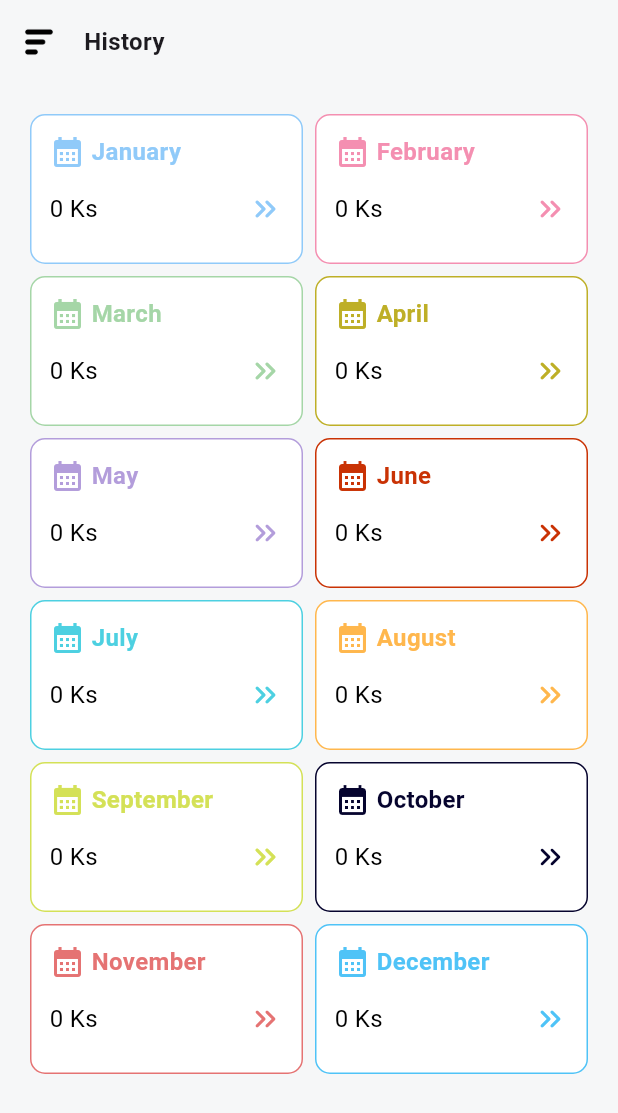
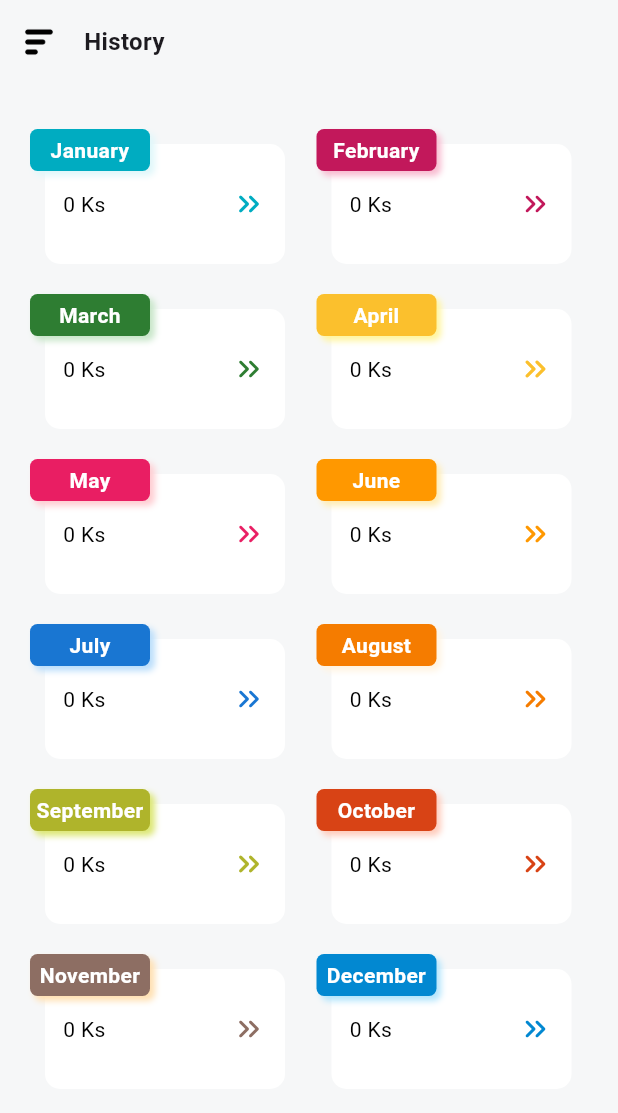
Before and after one commit to EieiKyaw28/expense_tracker, a Flutter app: the HistoryPage screen opened directly, on a phone screen of 412 x 824 dp. Shown: the top 1113 px of the screen. Run offline on Flutter 3.47's test engine with Material 3 defaults, Android fonts, the phone set to English and light mode, and no system bars; our stand-ins replace equatable, fl_chart, flutter_zoom_drawer, get, isar, lottie and 1 more; missing offline and left inert: flutter_quill; accounts and stored records are empty; generated files the repository leaves out were written again.

Commit message:
fix : month

```diff
--- a/lib/controller/chart_controller.dart
+++ b/lib/controller/chart_controller.dart
@@ -27,7 +27,7 @@ class ChartController extends GetxController {
     expenseRepo.getExpenseList(family).listen((expenses) {
       // Filter current month's expenses
       final now = DateTime.now();
-      final currentMonthExpenses = expenses.expenseList?.where((e) {
+      final currentMonthExpenses = expenses?.expenseList?.where((e) {
         return e.createdAt != null &&
             e.createdAt!.year == now.year &&
             e.createdAt!.month == now.month;
@@ -55,12 +55,12 @@ class ChartController extends GetxController {
 
         return ChartModel(
           percentage: double.tryParse(percentage.toString()) ?? 0,
-          image: searchExpenseIconBySlug(type), // optional function
-          color: searchColorBySlug(type), // optional function
+          image: searchExpenseIconBySlug(type),
+          color: searchColorBySlug(type),
         );
       }).toList();
 
-      update(); // notify UI
+      update();
     });
   }
 }
--- a/lib/controller/expense_controller.dart
+++ b/lib/controller/expense_controller.dart
@@ -28,11 +28,11 @@ class ExpenseController extends GetxController {
   Future<void> fetchExpenses({required ExpenseFamilyModel? family}) async {
     selectedFamily = family;
     expenseRepo.getExpenseList(family).listen((expense) {
-      expenseList = expense.expenseList ?? [];
+      expenseList = expense?.expenseList ?? [];
       budget = Budget(
-        id: expense.id,
-        income: expense.income,
-        createdAt: expense.createdAt,
+        id: expense?.id ?? 0,
+        income: expense?.income,
+        createdAt: expense?.createdAt,
       );
       income = budget.income ?? 0;
       double totalExpenses = expenseList.fold(
@@ -52,7 +52,7 @@ class ExpenseController extends GetxController {
     expenseRepo.getExpenseList(family).listen((expenses) {
       final Map<String, List<Expense>> grouped = {};
 
-      for (final expense in expenses.expenseList ?? []) {
+      for (final expense in expenses?.expenseList ?? []) {
         final expenseDate = expense.createdAt!;
 
         // Calculate today and yesterday
--- a/lib/domain/month/month_model.dart
+++ b/lib/domain/month/month_model.dart
@@ -15,62 +15,62 @@ class MonthModel {
 final List<MonthModel> months = [
   MonthModel(
     name: 'January',
-    lightColor: Color(0xFFE3F2FD), // Light Blue
-    darkColor: Color(0xFF90CAF9), // Darker Blue
+    lightColor: const Color(0xFFE0F7FA), // Icy Blue – Winter Chill
+    darkColor: const Color(0xFF00ACC1), // Frosty Blue
   ),
   MonthModel(
     name: 'February',
-    lightColor: Color(0xFFF8BBD0), // Pink
-    darkColor: Color(0xFFF48FB1), // Dark Pink
+    lightColor: const Color(0xFFF8BBD0), // Soft Pink – Valentine's vibe
+    darkColor: const Color(0xFFC2185B), // Deep Romantic Pink
   ),
   MonthModel(
     name: 'March',
-    lightColor: Color(0xFFC8E6C9), // Mint Green
-    darkColor: Color(0xFFA5D6A7), // Darker Mint
+    lightColor: const Color(0xFFC8E6C9), // Light Green – New growth
+    darkColor: const Color(0xFF2E7D32), // Rich Spring Green
   ),
   MonthModel(
     name: 'April',
-    lightColor: Color(0xFFFFF9C4), // Light Yellow
-    darkColor: Color.fromARGB(255, 190, 175, 39), // Yellow
+    lightColor: const Color(0xFFFFF59D), // Light Yellow – Sunshine & blossoms
+    darkColor: const Color(0xFFFBC02D), // Golden Spring Sun
   ),
   MonthModel(
     name: 'May',
-    lightColor: Color(0xFFD1C4E9), // Lavender
-    darkColor: Color(0xFFB39DDB), // Deeper Lavender
+    lightColor: const Color(0xFFFFCDD2), // Blooming Pink – Flower season
+    darkColor: const Color(0xFFE91E63), // Bright Floral Pink
   ),
   MonthModel(
     name: 'June',
-    lightColor: Color.fromARGB(255, 240, 102, 60), // Peach
-    darkColor: Color.fromARGB(255, 201, 50, 4), // Deeper Peach
+    lightColor: const Color(0xFFFFECB3), // Warm Amber – Early summer
+    darkColor: const Color(0xFFFF9800), // Golden Orange
   ),
   MonthModel(
     name: 'July',
-    lightColor: Color(0xFFB2EBF2), // Cyan
-    darkColor: Color(0xFF4DD0E1), // Deeper Cyan
+    lightColor: const Color(0xFFBBDEFB), // Sky Blue – Clear skies
+    darkColor: const Color(0xFF1976D2), // Strong Blue
   ),
   MonthModel(
     name: 'August',
-    lightColor: Color(0xFFFFE0B2), // Soft Orange
-    darkColor: Color(0xFFFFB74D), // Orange
+    lightColor: const Color(0xFFFFF3E0), // Light Orange – Summer sunsets
+    darkColor: const Color(0xFFF57C00), // Deep Orange
   ),
   MonthModel(
     name: 'September',
-    lightColor: Color(0xFFE6EE9C), // Lime Green
-    darkColor: Color(0xFFD4E157), // Deeper Lime
+    lightColor: const Color(0xFFDCE775), // Light Olive Green – Transition
+    darkColor: const Color(0xFFAFB42B), // Earthy Green
   ),
   MonthModel(
     name: 'October',
-    lightColor: Color.fromARGB(255, 44, 43, 66), // Light Olive
-    darkColor: Color.fromARGB(255, 6, 4, 46), // Olive
+    lightColor: const Color(0xFFFFCCBC), // Pumpkin/Autumn
+    darkColor: const Color(0xFFD84315), // Rich Rust Orange
   ),
   MonthModel(
     name: 'November',
-    lightColor: Color(0xFFFFCDD2), // Rose
-    darkColor: Color(0xFFE57373), // Deeper Rose
+    lightColor: const Color(0xFFFFE0B2), // Brownish Orange – Fall leaves
+    darkColor: const Color(0xFF8D6E63), // Brown – Earth tones
   ),
   MonthModel(
     name: 'December',
-    lightColor: Color(0xFFB3E5FC), // Sky Blue
-    darkColor: Color(0xFF4FC3F7), // Stronger Sky Blue
+    lightColor: const Color(0xFFB3E5FC), // Snowy Blue – Winter theme
+    darkColor: const Color(0xFF0288D1), // Chilly Blue
   ),
 ];
--- a/lib/presentation/history/history_detail_page.dart
+++ b/lib/presentation/history/history_detail_page.dart
@@ -10,7 +10,6 @@ import 'package:expense_tracker/domain/expense/expense_family_model.dart';
 import 'package:expense_tracker/domain/month/month_model.dart';
 import 'package:expense_tracker/presentation/history/expense_type_pie_chart.dart';
 import 'package:expense_tracker/presentation/history/widget/history_detail_card.dart';
-import 'package:expense_tracker/presentation/history/history_page.dart';
 import 'package:flutter/material.dart';
 import 'package:get/get.dart';
 import 'package:lottie/lottie.dart';
--- a/lib/presentation/history/history_page.dart
+++ b/lib/presentation/history/history_page.dart
@@ -60,9 +60,9 @@ class _HistoryPageState extends State<HistoryPage> {
                   gridDelegate: const SliverGridDelegateWithFixedCrossAxisCount(
                     mainAxisExtent: 100,
                     crossAxisCount: 2,
-                    crossAxisSpacing: 8,
-                    mainAxisSpacing: 8,
-                    childAspectRatio: 1.0,
+                    crossAxisSpacing: 10,
+                    mainAxisSpacing: 10,
+                    childAspectRatio: 2,
                   ),
                   itemCount: months.length,
                   itemBuilder: (context, index) {
--- a/lib/presentation/history/widget/history_card.dart
+++ b/lib/presentation/history/widget/history_card.dart
@@ -1,6 +1,4 @@
-import 'package:expense_tracker/constant/extensions.dart';
 import 'package:expense_tracker/domain/month/month_model.dart';
-import 'package:expense_tracker/presentation/history/history_page.dart';
 import 'package:flutter/material.dart';
 
 class HistoryCard extends StatelessWidget {
@@ -16,49 +14,27 @@ class HistoryCard extends StatelessWidget {
 
   @override
   Widget build(BuildContext context) {
-    return Container(
+    return Stack(
+      children: [
+        Padding(
+          padding: const EdgeInsets.only(top: 20, left: 10),
+          child: Container(
             width: 160,
-      height: 150,
+            height: 80,
             decoration: BoxDecoration(
-        border: Border.all(
-          width: 1,
-          color: month.darkColor,
-        ),
               color: Colors.white,
               borderRadius: BorderRadius.circular(10),
             ),
             child: Padding(
               padding: const EdgeInsets.all(12.0),
-        child: Column(
-          crossAxisAlignment: CrossAxisAlignment.start,
-          children: [
-            Row(
-              children: [
-                Icon(
-                  Icons.calendar_month,
-                  color: month.darkColor,
-                ),
-                4.hGap,
-                Text(
-                  month.name,
-                  style: TextStyle(
-                    fontSize: 16,
-                    color: month.darkColor,
-                    fontWeight: FontWeight.bold,
-                  ),
-                ),
-              ],
-            ),
-            14.vGap,
-            Row(
+              child: Row(
                 mainAxisAlignment: MainAxisAlignment.spaceBetween,
                 children: [
                   Text(
                     total,
                     style: const TextStyle(
                       color: Colors.black,
-                    fontSize: 16,
-                    // fontWeight: FontWeight.bold,
+                      fontSize: 14,
                     ),
                   ),
                   InkWell(
@@ -69,10 +45,37 @@ class HistoryCard extends StatelessWidget {
                     ),
                   )
                 ],
-            )
-          ],
               ),
             ),
+          ),
+        ),
+        Positioned(
+          top: 10,
+          left: 0,
+          child: Container(
+            width: 80,
+            decoration: BoxDecoration(boxShadow: <BoxShadow>[
+              BoxShadow(
+                color: month.lightColor, //Colors.black.withValues(alpha: .2)
+                offset: const Offset(3, 3),
+                blurRadius: 3,
+              ),
+            ], color: month.darkColor, borderRadius: BorderRadius.circular(5)),
+            child: Padding(
+              padding: const EdgeInsets.all(4),
+              child: Text(
+                month.name,
+                textAlign: TextAlign.center,
+                style: const TextStyle(
+                  fontSize: 14,
+                  color: Colors.white,
+                  fontWeight: FontWeight.bold,
+                ),
+              ),
+            ),
+          ),
+        ),
+      ],
     );
   }
 }
--- a/lib/repository/expense_repository.dart
+++ b/lib/repository/expense_repository.dart
@@ -8,7 +8,7 @@ import 'package:flutter/material.dart';
 import 'package:isar/isar.dart';
 
 class ExpenseRepository {
-  Stream<Budget> getExpenseList(ExpenseFamilyModel? family) {
+  Stream<Budget?> getExpenseList(ExpenseFamilyModel? family) {
     Stream<List<Budget>> budgetStream;
 
     if (family == null) {
@@ -30,8 +30,6 @@ class ExpenseRepository {
       budgetStream = query.watch(fireImmediately: true);
     }
 
-    // return budgetStream.asyncExpand((list) => Stream.fromIterable(list));
-
     return budgetStream.map((list) {
       final budget = list.firstOrNull;
       if (budget != null) {
@@ -39,7 +37,7 @@ class ExpenseRepository {
         budget.expenseList?.sort((a, b) =>
             (b.createdAt ?? DateTime(0)).compareTo(a.createdAt ?? DateTime(0)));
       }
-      return budget!;
+      return budget;
     });
   }
 
@@ -66,7 +64,6 @@ class ExpenseRepository {
     int? id,
   }) async {
     try {
-      log("Income ID :: $id $income");
       final now = DateTime.now().toUtc();
 
       await isar.writeTxn(() async {
@@ -109,8 +106,6 @@ class ExpenseRepository {
         ..amount = amount
         ..expenseType = expenseType
         ..createdAt = now;
-
-      log("Adding new expense: $description $now");
 
       await isar.writeTxn(() async {
         Budget? budget = await isar.budgets
--- a/lib/repository/note_repository.dart
+++ b/lib/repository/note_repository.dart
@@ -30,7 +30,6 @@ class NoteRepository {
         if (id != null) {
           note = await isar.notes.get(id);
         }
-        log("ID : $id | note : $note");
 
         if (note != null) {
           note?.note = noteString;
```
Lines whose indentation alone changed are shown as unchanged.
